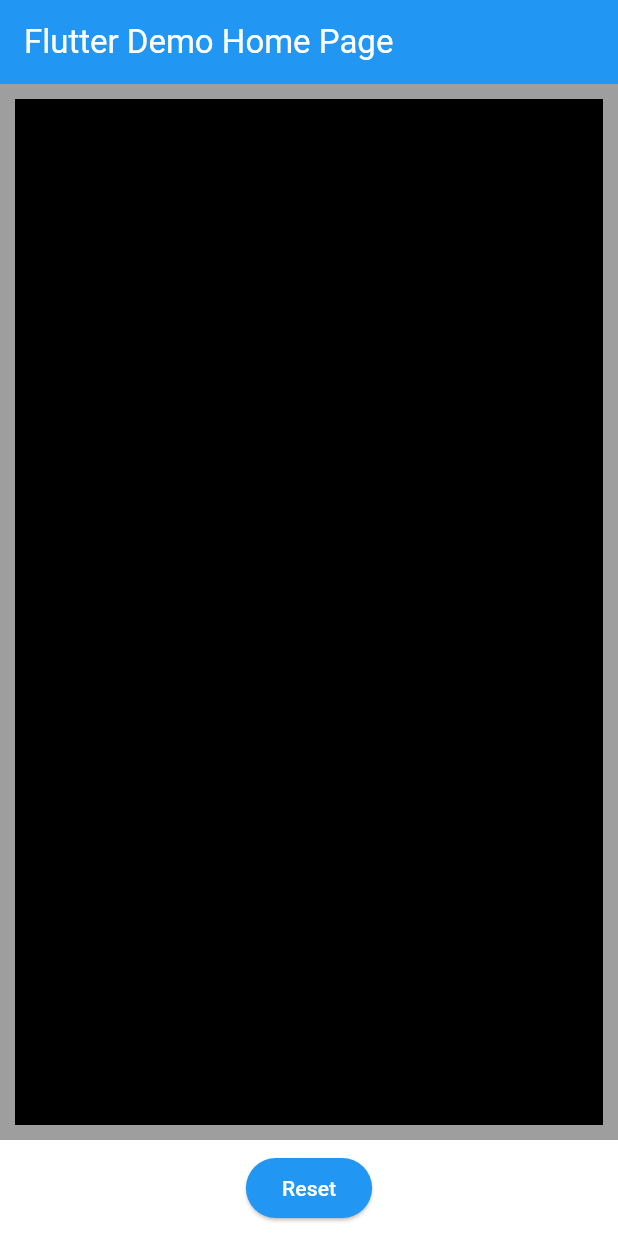
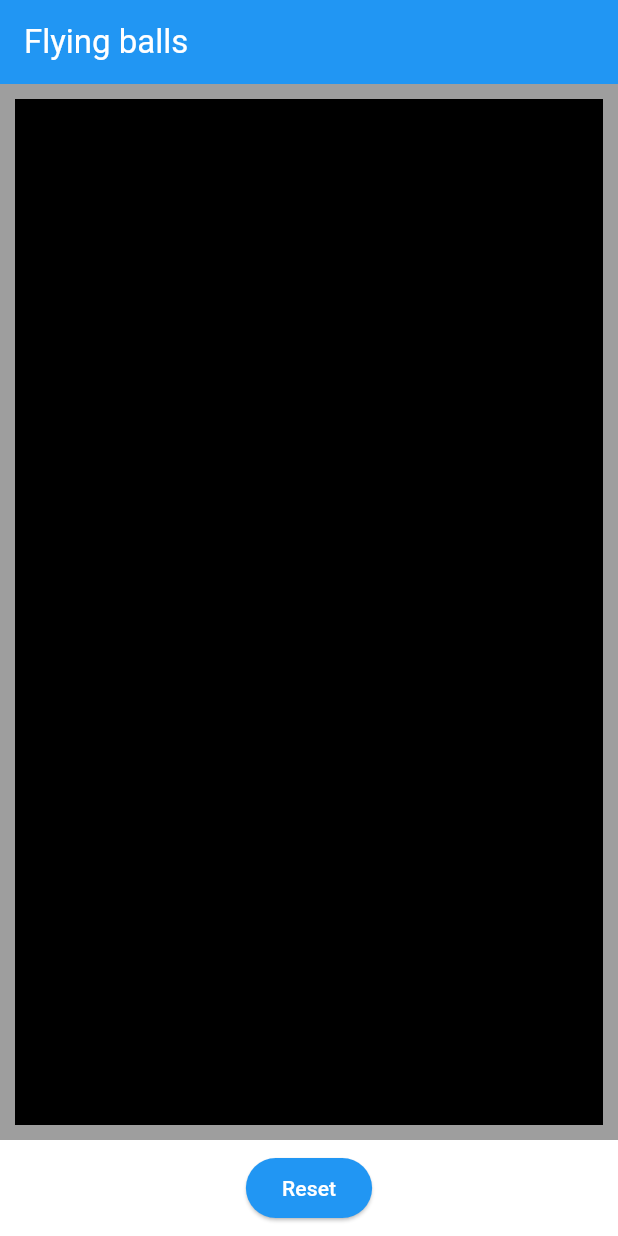
Before and after one commit to fdg2425/flying_balls, a Flutter app: the screen it shows after launch, on a phone screen of 412 x 824 dp. Run offline on Flutter 3.47's test engine with Material 3 defaults, Android fonts, the phone set to English and light mode, and no system bars.

Commit message:
titles changed

```diff
--- a/lib/main.dart
+++ b/lib/main.dart
@@ -10,7 +10,7 @@ class MyApp extends StatelessWidget {
   @override
   Widget build(BuildContext context) {
     return MaterialApp(
-      title: 'Flutter Demo',
+      title: 'FDG Flyung balls',
       theme: ThemeData(
         colorScheme: ColorScheme.fromSeed(seedColor: Colors.blue),
         scaffoldBackgroundColor: Colors.white,
@@ -26,7 +26,7 @@ class MyApp extends StatelessWidget {
         ),
         useMaterial3: true,
       ),
-      home: const MyHomePage(title: 'Flutter Demo Home Page'),
+      home: const MyHomePage(title: 'Flying balls'),
     );
   }
 }
```
